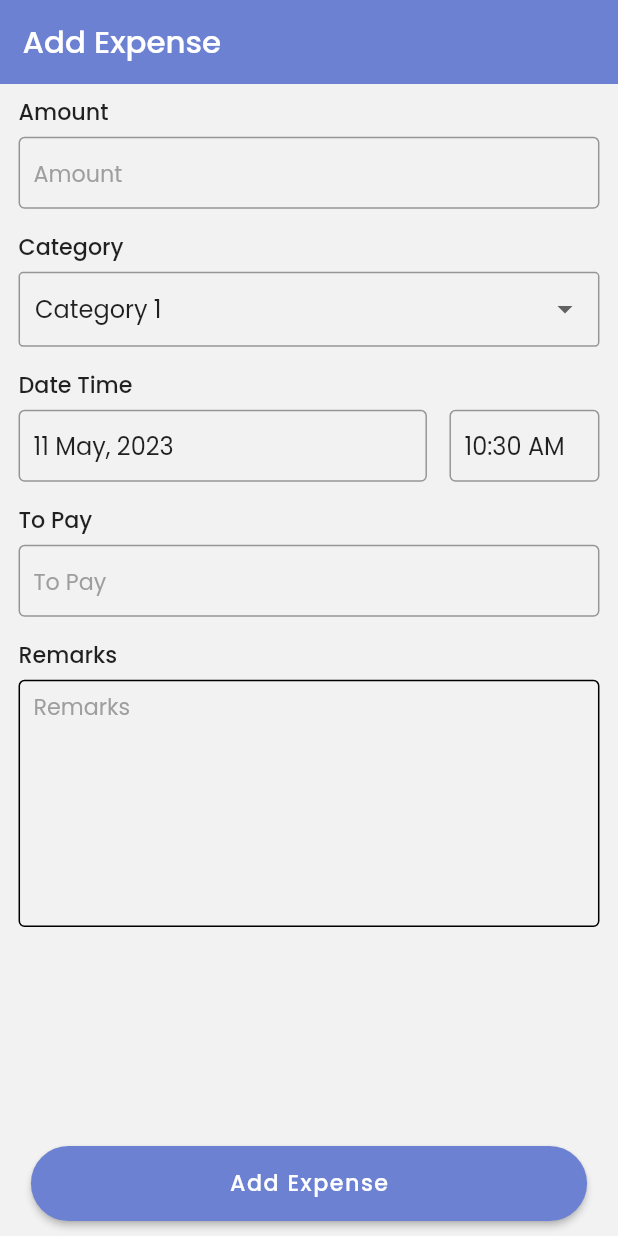
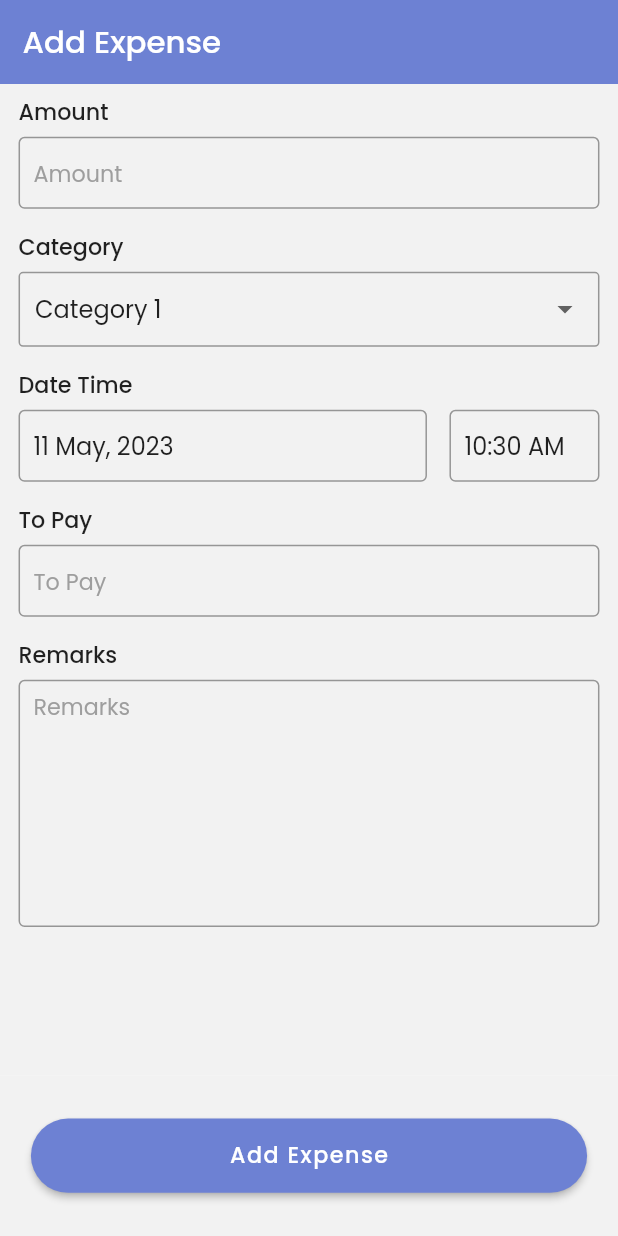
Before and after one commit to sweta-feeltech/General-Expense-App, a Flutter app: the AddExpenseScreen screen opened by its route, on a phone screen of 412 x 824 dp. Run offline on Flutter 3.47's test engine with Material 2 defaults, Android fonts, the phone set to English and light mode, and no system bars; drawn by our look-alikes of date_time_picker; our stand-ins replace accordion, cloud_firestore, flutter_svg, google_sign_in, image_picker and 3 more; missing offline and left inert: dart:ffi; accounts and stored records are empty; project files that could hold a hidden picture were left out.

Commit message:
11-05-2023 : Add Expense Screen Remark Feild change

```diff
--- a/lib/pages/Dashboard/add_expense_screen.dart
+++ b/lib/pages/Dashboard/add_expense_screen.dart
@@ -52,13 +52,15 @@ class _AddExpenseScreenState extends State<AddExpenseScreen> {
         elevation: 0,
         // centerTitle: true,
       ),
+
+
       bottomSheet: Container(
-        height: main_Height * 0.085,
+        height: main_Height * 0.13,
         width: main_Width * 1,
         decoration: const BoxDecoration(color: primaryGrey),
         child: Padding(
           padding:
-              EdgeInsets.symmetric(horizontal: main_Width * 0.05, vertical: 10),
+              EdgeInsets.symmetric(horizontal: main_Width * 0.05, vertical: main_Height * 0.035),
           child: Container(
             height: main_Height * 0.06,
             width: main_Width * 0.75,
@@ -366,7 +368,8 @@ class _AddExpenseScreenState extends State<AddExpenseScreen> {
                           contentPadding:
                           EdgeInsets.only(top: 5, bottom: 5, left: 10),
                           // filled: true,
-                          enabledBorder: OutlineInputBorder(
+                          enabledBorder: const OutlineInputBorder(
+                            borderSide: BorderSide(color: Colors.black38),
                           ),
                           // fillColor: ,
 
```
